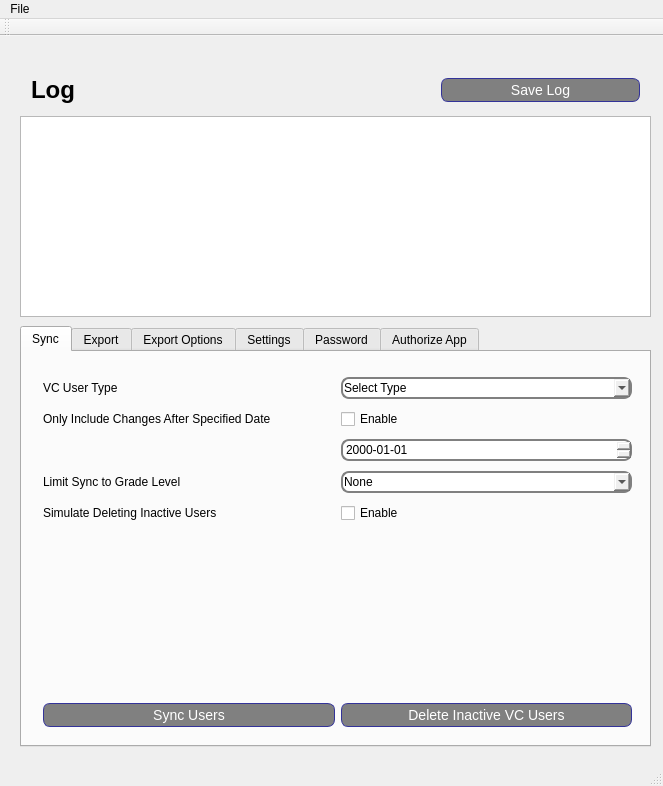
Above: qt-lightspeed-pos-vc-connector/mainwindow.ui from beckf/lightspeed-vc-connector before the change. Below: the same form after it.
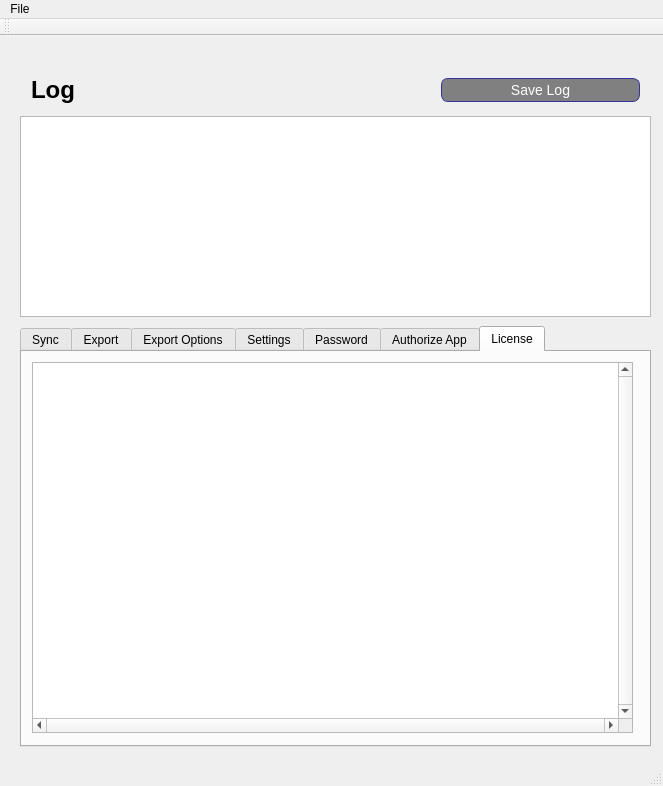
That is the form after the change.

Commit message: license added to tabs

Patch:
```diff
--- a/qt-lightspeed-pos-vc-connector/mainwindow.ui
+++ b/qt-lightspeed-pos-vc-connector/mainwindow.ui
@@ -80,7 +80,10 @@
      <string notr="true"/>
     </property>
     <property name="currentIndex">
-     <number>0</number>
+     <number>6</number>
+    </property>
+    <property name="usesScrollButtons">
+     <bool>false</bool>
     </property>
     <widget class="QWidget" name="tab_Sync">
      <attribute name="title">
@@ -843,6 +846,27 @@
       </property>
      </widget>
     </widget>
+    <widget class="QWidget" name="tab_License">
+     <attribute name="title">
+      <string>License</string>
+     </attribute>
+     <widget class="QTextBrowser" name="textBrowser_License">
+      <property name="geometry">
+       <rect>
+        <x>10</x>
+        <y>10</y>
+        <width>601</width>
+        <height>371</height>
+       </rect>
+      </property>
+      <property name="verticalScrollBarPolicy">
+       <enum>Qt::ScrollBarAlwaysOn</enum>
+      </property>
+      <property name="horizontalScrollBarPolicy">
+       <enum>Qt::ScrollBarAlwaysOn</enum>
+      </property>
+     </widget>
+    </widget>
    </widget>
    <widget class="QTextEdit" name="txtb_SyncLog">
     <property name="geometry">
```
The commit also changes 3 other files.
